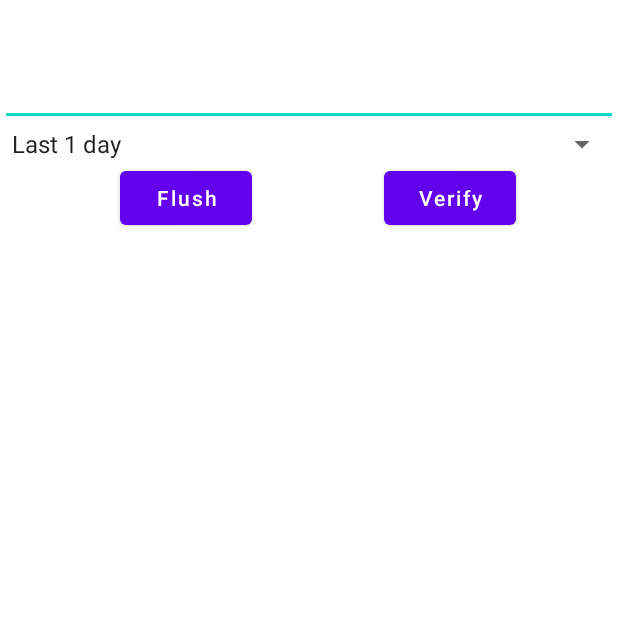
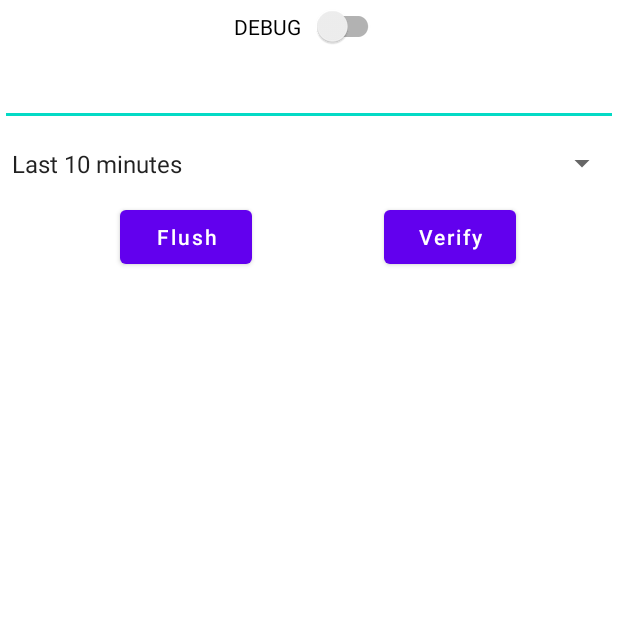
Before and after one commit to KunoiSayami/flush-media-storage, an Android app: the screen it shows after launch (MainActivity), on a phone screen of 412 x 824 dp, the top half of it. Run offline under Robolectric (Android 15) with nearby library versions, the phone set to English and light mode, and no system bars.

Commit message:
feat: Upgrade target sdk version to 33 * feat: Add more interval selection
Signed-off-by: KunoiSayami <i@leanhe.dev>

```diff
--- a/app/src/main/java/com/github/kunoisayami/flushmediastorage/MainActivity.java
+++ b/app/src/main/java/com/github/kunoisayami/flushmediastorage/MainActivity.java
@@ -1,6 +1,7 @@
 package com.github.kunoisayami.flushmediastorage;
 
 import androidx.appcompat.app.AppCompatActivity;
+import androidx.appcompat.widget.SwitchCompat;
 import androidx.core.app.ActivityCompat;
 
 import android.Manifest;
@@ -13,8 +14,10 @@ import android.os.Environment;
 import android.util.Log;
 import android.widget.ArrayAdapter;
 import android.widget.Button;
+import android.widget.CompoundButton;
 import android.widget.EditText;
 import android.widget.Spinner;
+import android.widget.Switch;
 import android.widget.TextView;
 import android.widget.Toast;
 
@@ -33,12 +36,13 @@ public class MainActivity extends AppCompatActivity {
     private static final Map<Long, Long> SELECT_2_TIME;
     static {
         Map<Long, Long> m = new HashMap<>();
-        m.put(0L, 24 * 3600L);
-        m.put(1L, 24 * 3 * 3600L);
-        m.put(2L, 24 * 7 * 3600L);
-        m.put(3L, 24 * 30 * 3600L);
-        m.put(4L, 24 * 180 * 3600L);
-        m.put(5L, SPECIAL_NUMBER);
+        long[] items = {1, 3, 12, 24, 24*3, 24*7, 24*30, 24*180};
+        m.put(0L, 600L);
+        long pre_insert_size = m.size();
+        for (int i = 0; i < items.length; i++) {
+            m.put(i + pre_insert_size, items[i] * 3600L);
+        }
+        m.put(items.length + pre_insert_size, SPECIAL_NUMBER);
         SELECT_2_TIME = Collections.unmodifiableMap(m);
     }
     @Override
@@ -58,6 +62,8 @@ public class MainActivity extends AppCompatActivity {
     TextView txtDefaultOutput, txtStatus;
     EditText etDirectoryInput;
     Spinner spMode;
+    SwitchCompat swDebug;
+    boolean debugMode;
 
     void grantPermission() {
         String[] permissionsStorage = {Manifest.permission.READ_EXTERNAL_STORAGE};
@@ -111,7 +117,8 @@ public class MainActivity extends AppCompatActivity {
         txtDefaultOutput.setText(stringBuilder);
 
         MediaScannerConnection.scanFile(this, paths.toArray(new String[0]), null, (path, uri) -> {
-            //Log.i(TAG, String.format("Scanned path %s -> URI = %s", path, uri.toString()));
+            if (this.debugMode)
+                Log.d(TAG, String.format("Scanned path %s -> URI = %s", path, uri.toString()));
         });
         txtDefaultOutput.setText(stringBuilder.append(getString(R.string.str_completed)));
     }
@@ -124,6 +131,7 @@ public class MainActivity extends AppCompatActivity {
         txtStatus = findViewById(R.id.text_status);
         etDirectoryInput = findViewById(R.id.et_directory_input);
         spMode = findViewById(R.id.spinner_mode);
+        swDebug = findViewById(R.id.sw_debug);
         ArrayAdapter<CharSequence> adapter = ArrayAdapter.createFromResource(this, R.array.sp_drop_down_menu, android.R.layout.simple_spinner_item);
         spMode.setAdapter(adapter);
         etDirectoryInput.setText(getStoreText());
@@ -144,5 +152,7 @@ public class MainActivity extends AppCompatActivity {
             String directory = etDirectoryInput.getText().toString();
             txtStatus.setText(Environment.getExternalStorageDirectory() + directory);
         });
+
+        swDebug.setOnCheckedChangeListener((buttonView, isChecked) -> debugMode = isChecked);
     }
 }
--- a/app/src/main/res/layout/activity_main.xml
+++ b/app/src/main/res/layout/activity_main.xml
@@ -66,10 +66,19 @@
     <Spinner
         android:id="@+id/spinner_mode"
         android:layout_width="0dp"
-        android:layout_height="wrap_content"
+        android:layout_height="50dp"
         android:spinnerMode="dropdown"
         app:layout_constraintEnd_toEndOf="parent"
         app:layout_constraintHorizontal_bias="1.0"
         app:layout_constraintStart_toStartOf="parent"
         app:layout_constraintTop_toBottomOf="@+id/et_directory_input" />
+
+    <androidx.appcompat.widget.SwitchCompat
+        android:id="@+id/sw_debug"
+        android:layout_width="100dp"
+        android:layout_height="35dp"
+        android:text="@string/str_sw_debug"
+        app:layout_constraintEnd_toEndOf="parent"
+        app:layout_constraintStart_toStartOf="parent"
+        app:layout_constraintTop_toTopOf="parent" />
 </androidx.constraintlayout.widget.ConstraintLayout>
--- a/app/src/main/res/values/strings.xml
+++ b/app/src/main/res/values/strings.xml
@@ -6,7 +6,12 @@
     <string name="str_completed">Completed</string>
     <string name="key_pref_file">DEFAULT_PREF</string>
     <string name="key_input_data">INPUT_DIRECTORY</string>
+    <string name="str_sw_debug">DEBUG</string>
     <string-array name="sp_drop_down_menu">
+        <item>Last 10 minutes</item>
+        <item>Last 1 hour</item>
+        <item>Last 3 hours</item>
+        <item>Last 12 hours</item>
         <item>Last 1 day</item>
         <item>Last 3 days</item>
         <item>Last 7 days</item>
```
Also changed, not shown: app/build.gradle (+11 -11 lines).
